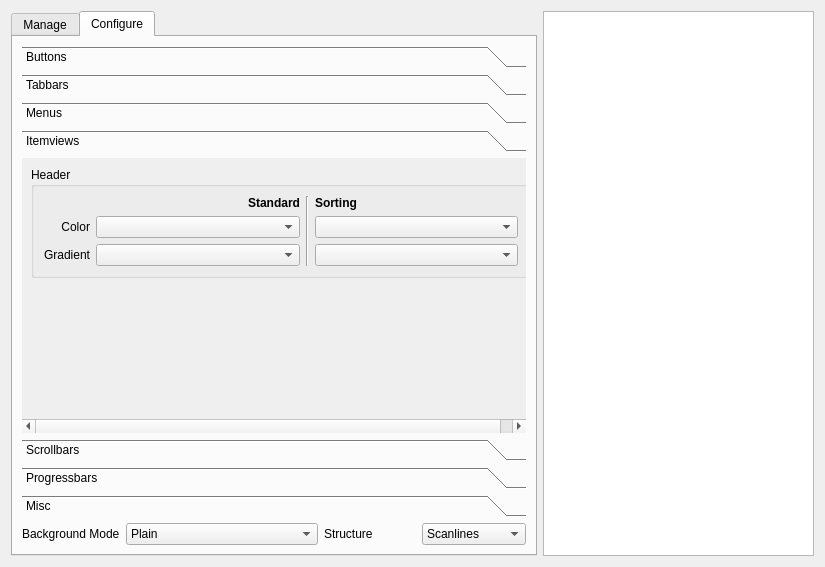
deiv/bespin-pkg, file config/config.ui: the form before one commit.
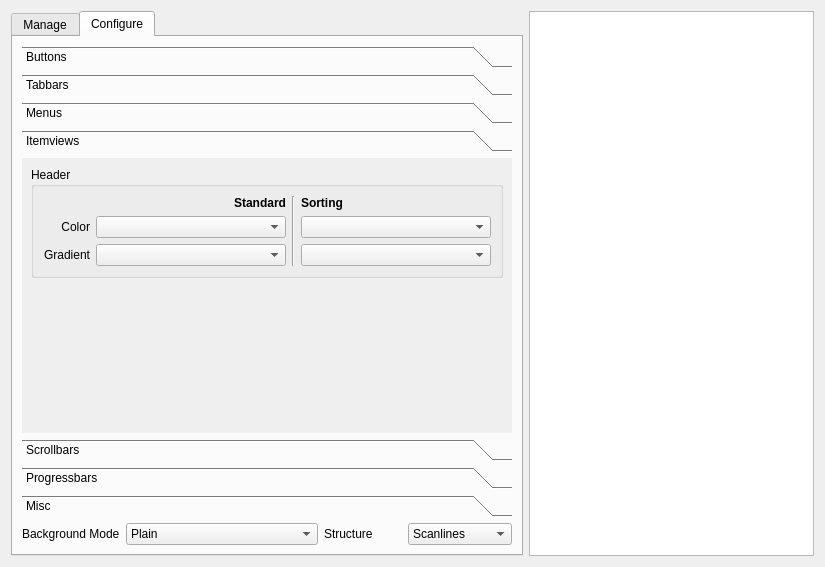
The form after the commit. The open tabs and pages were chosen to show the change.

Diff of the .ui file:
```diff
--- a/config/config.ui
+++ b/config/config.ui
@@ -581,7 +581,7 @@
             <x>0</x>
             <y>0</y>
             <width>517</width>
-            <height>157</height>
+            <height>281</height>
            </rect>
           </property>
           <attribute name="label" >
@@ -692,8 +692,8 @@
              </property>
              <property name="sizeHint" >
               <size>
-               <width>499</width>
-               <height>41</height>
+               <width>21</width>
+               <height>124</height>
               </size>
              </property>
             </spacer>
```
Left out of the diff: 18 changed lines with no effect on the pictures.
